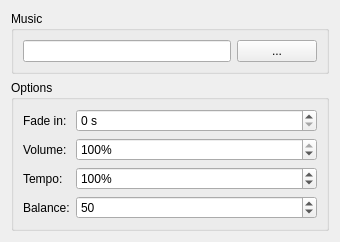
This is src/ui/commands/play_audio_widget.ui in lautarodragan/EasyRPGEditor as Qt 5 draws it before an edit. The edited form follows.
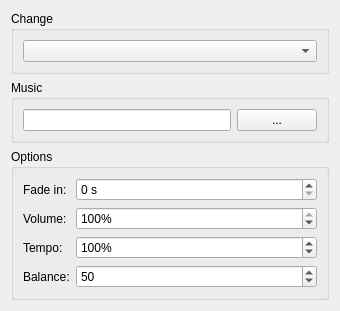
This is the edited form. Custom widgets are drawn as their Qt base class.

```diff
--- a/src/ui/commands/play_audio_widget.ui
+++ b/src/ui/commands/play_audio_widget.ui
@@ -4,6 +4,14 @@
  <widget class="QWidget" name="PlayAudioWidget">
   <property name="geometry"><rect><x>0</x><y>0</y><width>340</width><height>230</height></rect></property>
   <layout class="QVBoxLayout" name="verticalLayout">
+   <item>
+    <widget class="QGroupBox" name="groupContext">
+     <property name="title"><string>Change</string></property>
+     <layout class="QVBoxLayout" name="layoutContext">
+      <item><widget class="QComboBox" name="comboContext"/></item>
+     </layout>
+    </widget>
+   </item>
    <item>
     <widget class="QGroupBox" name="groupFile">
      <property name="title"><string>Music</string></property>
```
